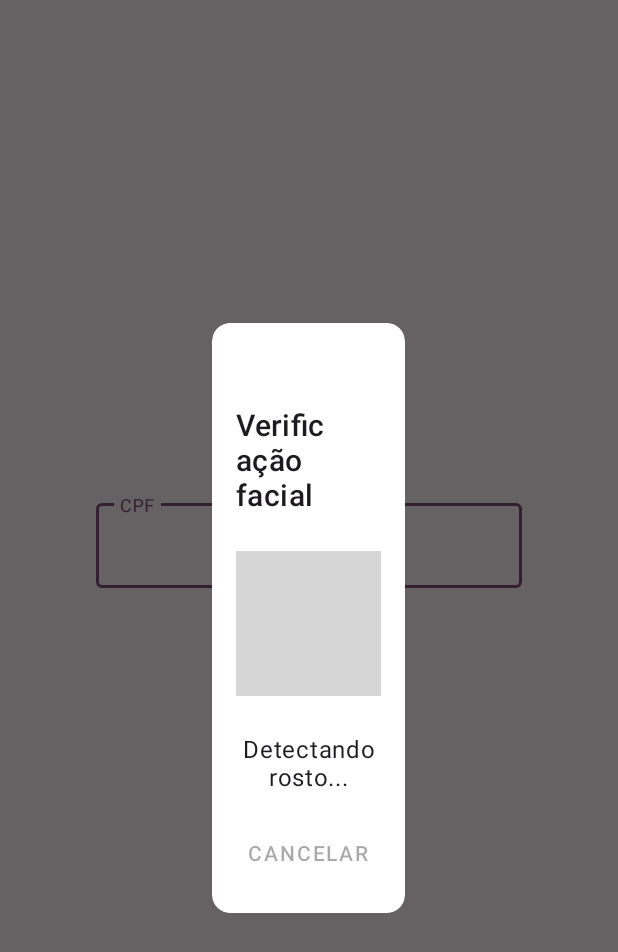
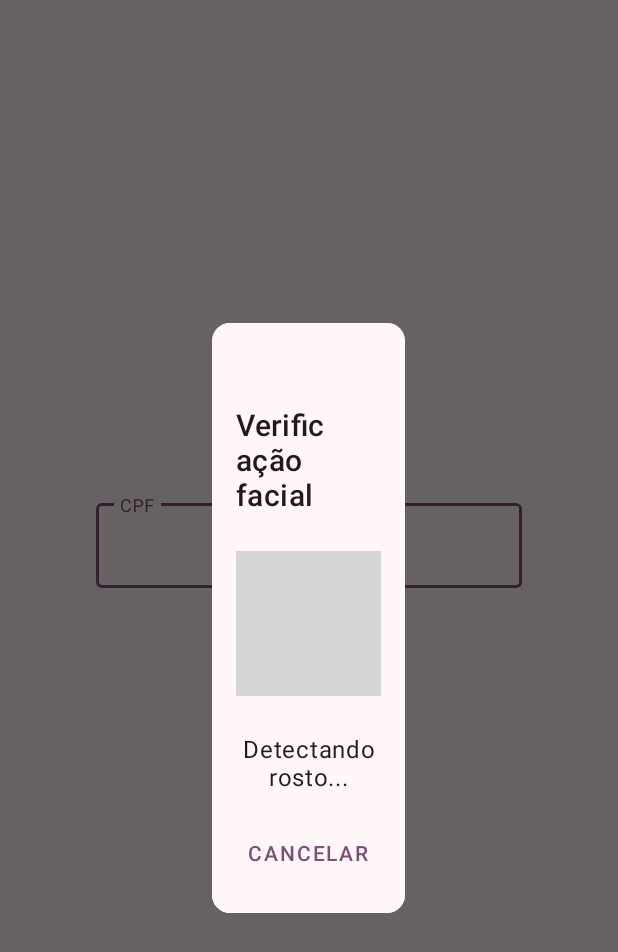
Before and after one commit to jmaz-dev/FaceCheck-PoC, an Android app: the fragment Verification2Fragment placed in its activity, on a phone screen of 412 x 824 dp. Shown: the top 952 px of the screen. Run offline under Robolectric (Android 15) with nearby library versions, the phone set to English and light mode, and no system bars; our stand-ins replace CircleImageView, Room's generated code; libraries missing offline, so code that uses them is left out: androidx.camera.core, androidx.camera.lifecycle, com.google.mlkit.vision, org.opencv.android, org.opencv.calib3d and 3 more; plain views replace PreviewView; 11 statements that could not run were skipped; grey boxes are pictures that could not be loaded.

Commit message:
Image scale and colors adjusts

```diff
--- a/app/src/main/java/com/example/facecheckpoc/utils/AppUtils.kt
+++ b/app/src/main/java/com/example/facecheckpoc/utils/AppUtils.kt
@@ -148,12 +148,13 @@ fun Bitmap.scale(maxSize: Int): Bitmap {
     val outHeight: Int
     val inWidth: Int = width
     val inHeight: Int = height
+
     if (inWidth > inHeight) {
         outWidth = maxSize
-        outHeight = inHeight * maxSize / inWidth
+        outHeight = (inHeight * maxSize) / inWidth
     } else {
         outHeight = maxSize
-        outWidth = inWidth * maxSize / inHeight
+        outWidth = (inWidth * maxSize) / inHeight
     }
 
     return Bitmap.createScaledBitmap(this, outWidth, outHeight, false)
--- a/app/src/main/java/com/example/facecheckpoc/verification/Verification2Fragment.kt
+++ b/app/src/main/java/com/example/facecheckpoc/verification/Verification2Fragment.kt
@@ -95,7 +95,7 @@ class Verification2Fragment : DialogFragment() {
         container: ViewGroup?,
         savedInstanceState: Bundle?
     ): View {
-        binding = FragmentVerification2Binding.inflate(LayoutInflater.from(context))
+        binding = FragmentVerification2Binding.inflate(inflater, container, false)
         binding.cancelButton.setOnClickListener { dismiss() }
         binding.cancelButtonView.setOnClickListener { dismiss() }
 
@@ -161,6 +161,7 @@ class Verification2Fragment : DialogFragment() {
     private fun generateCompareEmbedding(callback: (FloatArray) -> Unit) {
         if (userFace.isNotEmpty()) {
             val storedBitmap = BitmapFactory.decodeByteArray(userFace, 0, userFace.size)
+            Log.d("BitmapSize", "Width: ${storedBitmap.width}, Height: ${storedBitmap.height}")
             val inputImage = InputImage.fromBitmap(storedBitmap, 0)
             var alignedFace: Bitmap? = null
 
--- a/app/src/main/res/layout/fragment_verification2.xml
+++ b/app/src/main/res/layout/fragment_verification2.xml
@@ -5,6 +5,7 @@
     android:layout_width="match_parent"
     android:layout_height="match_parent"
     android:padding="16dp"
+    android:background="@color/md_theme_background"
     tools:context=".verification.Verification2Fragment">
 
     <TextView
@@ -12,6 +13,7 @@
         android:id="@+id/title"
         android:layout_width="0dp"
         android:layout_height="wrap_content"
+        android:textColor="@color/md_theme_onSurface"
         android:text="@string/face_verification"
         android:layout_marginTop="38dp"
         app:layout_constraintTop_toTopOf="parent"
@@ -60,6 +62,7 @@
         android:id="@+id/text_info"
         android:layout_width="0dp"
         android:layout_height="wrap_content"
+        android:textColor="@color/md_theme_onSurface"
         android:layout_marginTop="24dp"
         android:text="@string/init_camera"
         android:gravity="center"
@@ -73,6 +76,7 @@
         android:layout_width="wrap_content"
         android:layout_height="wrap_content"
         android:layout_marginTop="16dp"
+        android:textColor="@color/md_theme_primary"
         android:text="@string/btn_cancel"
         app:layout_constraintEnd_toEndOf="parent"
         app:layout_constraintTop_toBottomOf="@id/text_info" />
```
Also changed, not shown: app/src/main/java/com/example/facecheckpoc/UserFormActivity.kt (+5 -35 lines).
